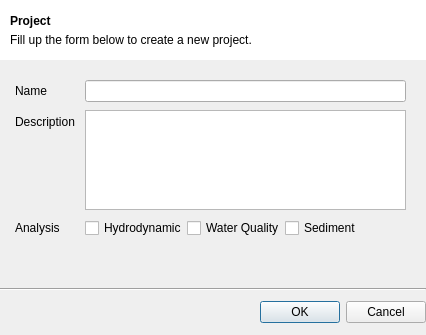
This is include/ui/newprojectdialog.ui in IPH-ECO/iph-eco-gui as Qt 5 draws it before an edit. The edited form follows.
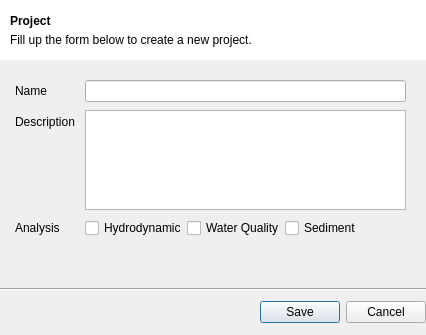
This is the edited form.

Diff of the .ui file:
```diff
--- a/include/ui/newprojectdialog.ui
+++ b/include/ui/newprojectdialog.ui
@@ -211,7 +211,7 @@
          </sizepolicy>
         </property>
         <property name="standardButtons">
-         <set>QDialogButtonBox::Cancel|QDialogButtonBox::Ok</set>
+         <set>QDialogButtonBox::Cancel|QDialogButtonBox::Save</set>
         </property>
        </widget>
       </item>
```
Left out of the diff: 22 changed lines with no effect on the pictures.
